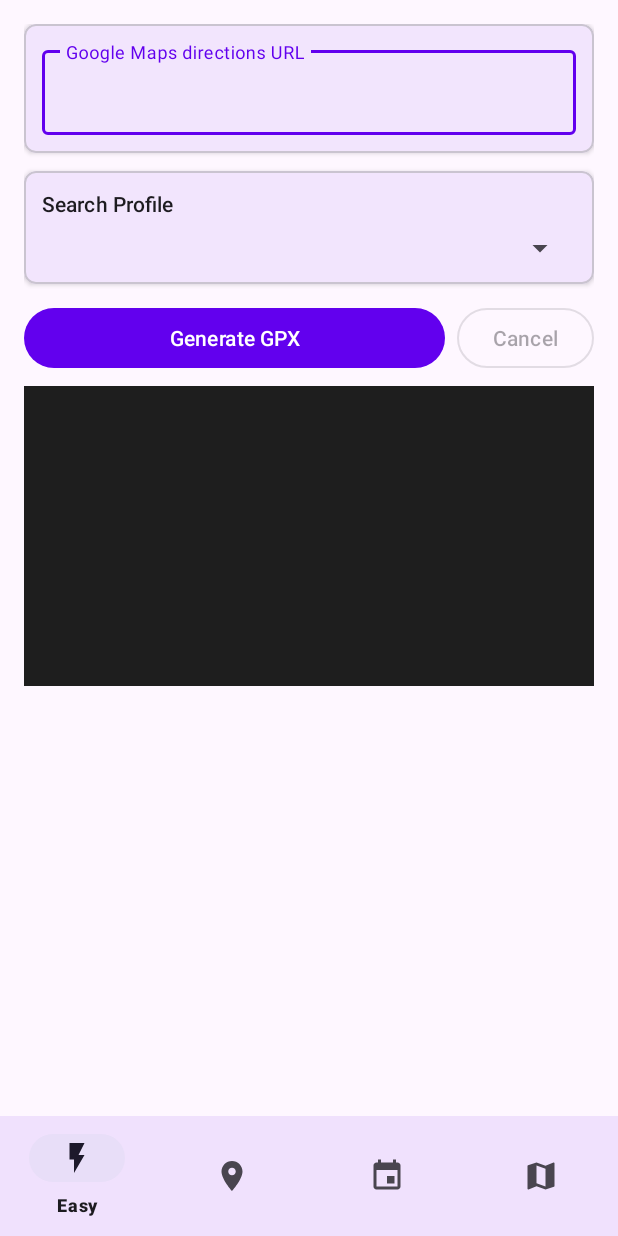
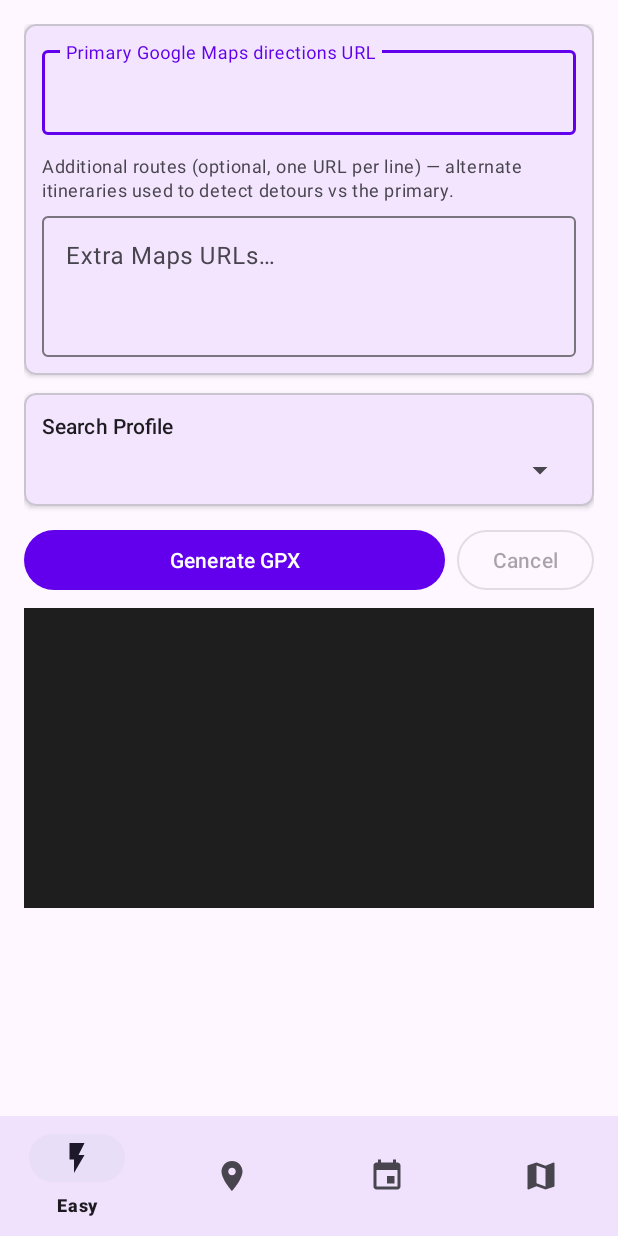
Before and after one commit to devmarkusb/gpx-poi-enricher, an Android app: the screen it shows after launch (MainActivity), on a phone screen of 412 x 824 dp. Run offline under Robolectric (Android 15) with nearby library versions, the light colour scheme and no system bars; our stand-ins replace navigation-ui; libraries missing offline, so code that uses them is left out: com.chaquo.python; 3 statements that could not run were skipped.

Commit message:
detours also added to android gui

```diff
--- a/android/app/src/main/res/layout/fragment_easy.xml
+++ b/android/app/src/main/res/layout/fragment_easy.xml
@@ -38,6 +38,31 @@
                         android:inputType="textUri"
                         android:lines="2"
                         android:maxLines="4" />
+                </com.google.android.material.textfield.TextInputLayout>
+
+                <TextView
+                    android:layout_width="match_parent"
+                    android:layout_height="wrap_content"
+                    android:layout_marginTop="12dp"
+                    android:text="@string/label_additional_route_urls"
+                    android:textAppearance="?attr/textAppearanceBodySmall"
+                    android:layout_marginBottom="4dp" />
+
+                <com.google.android.material.textfield.TextInputLayout
+                    android:layout_width="match_parent"
+                    android:layout_height="wrap_content"
+                    android:hint="@string/hint_extra_maps_urls"
+                    style="@style/Widget.Material3.TextInputLayout.OutlinedBox">
+
+                    <com.google.android.material.textfield.TextInputEditText
+                        android:id="@+id/edit_extra_urls"
+                        android:layout_width="match_parent"
+                        android:layout_height="wrap_content"
+                        android:inputType="textMultiLine|textUri"
+                        android:gravity="top|start"
+                        android:minLines="3"
+                        android:maxLines="8"
+                        android:scrollbars="vertical" />
                 </com.google.android.material.textfield.TextInputLayout>
             </LinearLayout>
         </com.google.android.material.card.MaterialCardView>
@@ -159,7 +184,45 @@
                     android:layout_height="wrap_content"
                     android:fontFamily="monospace"
                     android:textSize="11sp"
-                    android:textIsSelectable="true" />
+                    android:textIsSelectable="true"
+                    android:layout_marginBottom="8dp" />
+
+                <TextView
+                    android:id="@+id/label_alternate_full"
+                    android:layout_width="match_parent"
+                    android:layout_height="wrap_content"
+                    android:text="@string/label_alternate_full_gpx"
+                    android:textAppearance="?attr/textAppearanceLabelMedium"
+                    android:visibility="gone"
+                    android:layout_marginBottom="4dp" />
+
+                <TextView
+                    android:id="@+id/text_alternate_paths"
+                    android:layout_width="match_parent"
+                    android:layout_height="wrap_content"
+                    android:fontFamily="monospace"
+                    android:textSize="11sp"
+                    android:textIsSelectable="true"
+                    android:visibility="gone"
+                    android:layout_marginBottom="8dp" />
+
+                <TextView
+                    android:id="@+id/label_detour_section"
+                    android:layout_width="match_parent"
+                    android:layout_height="wrap_content"
+                    android:text="@string/label_detour_poi_outputs"
+                    android:textAppearance="?attr/textAppearanceLabelMedium"
+                    android:visibility="gone"
+                    android:layout_marginBottom="4dp" />
+
+                <TextView
+                    android:id="@+id/text_detour_files"
+                    android:layout_width="match_parent"
+                    android:layout_height="wrap_content"
+                    android:fontFamily="monospace"
+                    android:textSize="11sp"
+                    android:textIsSelectable="true"
+                    android:visibility="gone" />
             </LinearLayout>
         </com.google.android.material.card.MaterialCardView>
 
--- a/android/app/src/main/res/values/strings.xml
+++ b/android/app/src/main/res/values/strings.xml
@@ -19,12 +19,16 @@
     <string name="hint_max_km">Max radius (km)</string>
     <string name="hint_sample_km">Sample spacing (km)</string>
     <string name="hint_segments">Number of segments (min 2)</string>
-    <string name="hint_maps_url">Google Maps directions URL</string>
+    <string name="hint_maps_url">Primary Google Maps directions URL</string>
+    <string name="label_additional_route_urls">Additional routes (optional, one URL per line) — alternate itineraries used to detect detours vs the primary.</string>
+    <string name="hint_extra_maps_urls">Extra Maps URLs…</string>
     <string name="hint_track_name">Track name in GPX</string>
 
     <!-- Easy mode -->
     <string name="btn_generate">Generate GPX</string>
     <string name="label_generated_files">Generated files</string>
+    <string name="label_alternate_full_gpx">Alternate full-route GPX</string>
+    <string name="label_detour_poi_outputs">Detour segment POIs</string>
 
     <!-- Buttons -->
     <string name="btn_browse">Browse…</string>
```
Also changed, not shown: android/app/src/main/java/com/gpxpoienricher/ui/easy/EasyFragment.kt (+29 -6 lines), android/app/src/main/java/com/gpxpoienricher/ui/easy/EasyViewModel.kt (+43 -3 lines), 1 other file.
